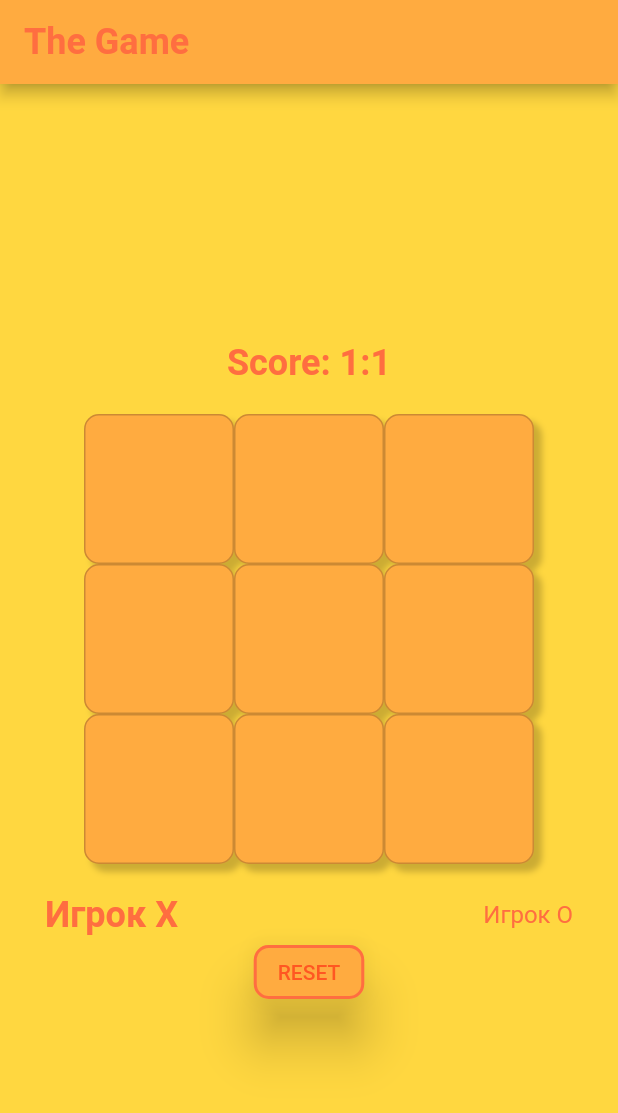
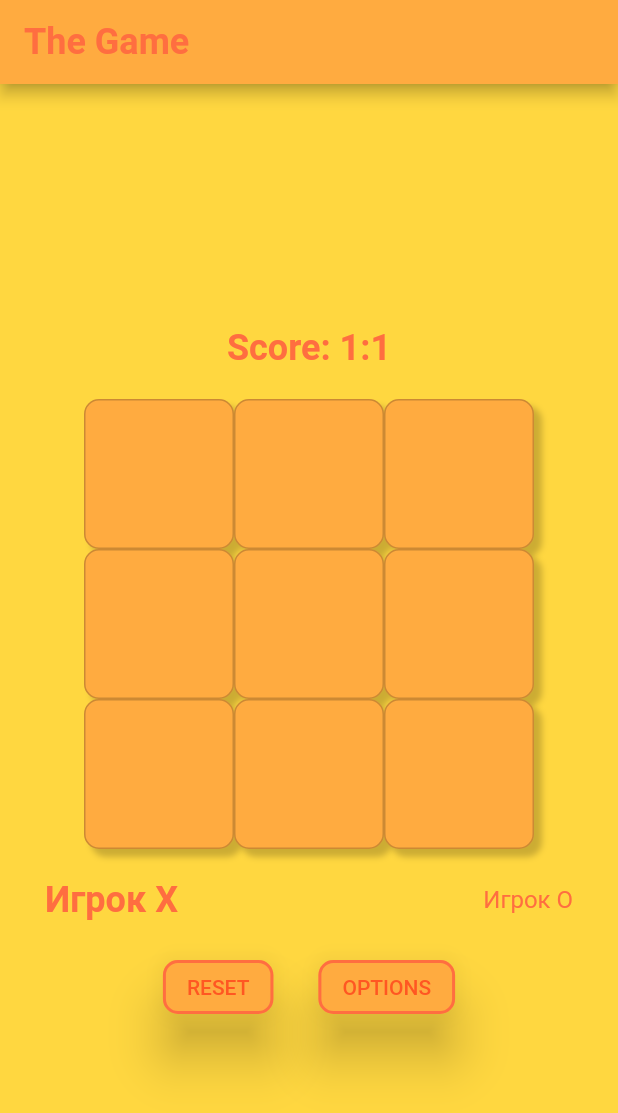
Before and after one commit to Libarus/tik_tak_toe, a Flutter app: the screen it shows after launch, after a tap on "RESET", on a phone screen of 412 x 824 dp. Shown: the top 1113 px of the screen. Run offline on Flutter 3.47's test engine with Material 2 defaults, Android fonts, the phone set to English and light mode, and no system bars.

Commit message:
- добавил стили различных элементов; - немного пофиксил дублирование кода; - оптимизировал файл main, добавил маршрутизацию; - начал создавать экран настроек;
Проблемы:
- не отображается тело экрана настроек (много чего перепробовал, гуглил ,но никак);
- добавил поле title в конструктор класса AppBarStyle, но использовать его не получается (туплю);

```diff
--- a/lib/main.dart
+++ b/lib/main.dart
@@ -1,6 +1,7 @@
 import 'package:flutter/material.dart';
-import 'package:tik_tak_toe/text_styles.dart';
-import 'package:tik_tak_toe/the_game_widget.dart';
+import 'package:tik_tak_toe/styles/text_styles.dart';
+import 'package:tik_tak_toe/widgets/options_widget.dart';
+import 'package:tik_tak_toe/widgets/the_game_widget.dart';
 
 void main() {
   runApp(const MainGame());
@@ -14,21 +15,16 @@ class MainGame extends StatelessWidget {
   @override
   Widget build(BuildContext context) {
     return MaterialApp(
-      debugShowCheckedModeBanner: false, // убирает debug из прав.верх угла
-      home: Scaffold(
-        backgroundColor: Colors.amberAccent,
-        appBar: AppBar(
-          backgroundColor: Colors.orangeAccent,
-          title: const Text(
-            'The Game',
-            style: TextStyles.mainGameTextStyle,
-          ),
-        ),
-        body: const TheGameWidget(), // см.внизу №1
-      ),
-    );
+        debugShowCheckedModeBanner: false, // убирает debug из прав.верх угла
+        routes: {
+          '/': (context) => const TheGameWidget(),
+          '/options_widget': (context) =>
+              const OptionsWidget(),
+        });
   }
 }
+/*Начал избавляться от кода в файле main, хорошая практика его тут минимизировать
+и использовать данный файл только, как точка запуска приложения*/
 
 /*
 №1 Вызываем виджет, который и отвечает за внутреннюю игру. Это также нам
--- a/lib/the_game_widget.dart
+++ b/lib/widgets/the_game_widget.dart
@@ -1,7 +1,7 @@
 import 'package:flutter/material.dart';
-import 'package:tik_tak_toe/text_styles.dart';
+import 'package:tik_tak_toe/styles/text_styles.dart';
 
-import 'button_style.dart';
+import '../styles/button_style.dart';
 import 'field.dart';
 
 // Конвертировал в стейтфул виджет для того, чтобы отслеживать
@@ -52,16 +52,7 @@ class _TheGameWidgetState extends State<TheGameWidget> {
       // генерируем список из GridTile, чтобы можно было бы отслеживать
       // нажатия по ячейке сетки через InkWell
       // при тапе (onTap) вызываем _onTileClicked с индексом ячейки
-      fieldWidgets = List.generate(
-        9,
-        (index) => GridTile(
-          child: InkWell(
-            enableFeedback: true,
-            child: FieldWidget(drawType: field[index]),
-            onTap: () => _onTileClicked(index),
-          ),
-        ),
-      );
+      listGenerate();
       debugPrint('init state');
 
       /* Это тут лишнее
@@ -104,16 +95,7 @@ class _TheGameWidgetState extends State<TheGameWidget> {
       // то используем уже просто player;
 
       // начало
-      fieldWidgets = List.generate(
-        9,
-        (index) => GridTile(
-          child: InkWell(
-            enableFeedback: true,
-            child: FieldWidget(drawType: field[index]),
-            onTap: () => _onTileClicked(index),
-          ),
-        ),
-      );
+      listGenerate();
       // окончание, см.№1
       fieldWidgets[index] = FieldWidget(drawType: field[index]); // (*)
 
@@ -123,6 +105,11 @@ class _TheGameWidgetState extends State<TheGameWidget> {
       // widget.setStepPlayer(); // вызываем ф-ию, которую передали
       // доступ к переданным переменным осуществляется через widget.<...>
     });
+  }
+
+  //метод обработки нажатия на кнопку options
+  void onOptionsTap(){
+    Navigator.of(context).pushReplacementNamed('/options_widget');
   }
 
   // убрал отсюда перенёс наверх, для компоновки кода
@@ -151,10 +138,32 @@ class _TheGameWidgetState extends State<TheGameWidget> {
     debugPrint('init state');
     */
   }
+  //в отдельный метод выделил генерацию поля
+  void listGenerate() {
+    fieldWidgets = List.generate(
+      9,
+          (index) => GridTile(
+        child: InkWell(
+          enableFeedback: true,
+          child: FieldWidget(drawType: field[index]),
+          onTap: () => _onTileClicked(index),
+        ),
+      ),
+    );
+  }
 
   @override
   Widget build(BuildContext context) {
-    return Column(
+    return Scaffold(
+      backgroundColor: Colors.amberAccent,
+      appBar: AppBar(
+        backgroundColor: Colors.orangeAccent,
+        title: const Text(
+          'The Game',
+          style: TextStyles.mainGameTextStyle,
+        ),
+      ),
+      body: Column(
         mainAxisAlignment: MainAxisAlignment.center,
         children: [
           const SizedBox(height: 20),
@@ -191,12 +200,25 @@ class _TheGameWidgetState extends State<TheGameWidget> {
               ],
             ),
           ),
+          const SizedBox(height: 20),
+          Row(
+            mainAxisAlignment: MainAxisAlignment.center,
+            children: [
               ElevatedButton(
                 style: ButtonStyles.mainButtonStyle,
                 child: const Text('RESET'),
                 onPressed: reset,
               ),
+              const SizedBox(width: 30,),
+              ElevatedButton(
+                style: ButtonStyles.mainButtonStyle,
+                child: const Text('OPTIONS'),
+                onPressed: onOptionsTap,
+              ),
             ],
+          ),
+        ],
+      ),
     );
   }
 }
```
Also changed, not shown: lib/styles/appbar_style.dart (added, +16 -0 lines), lib/styles/text_field_style.dart (added, +10 -0 lines), lib/widgets/options_widget.dart (added, +52 -0 lines), lib/styles/button_style.dart (renamed from lib/button_style.dart), lib/styles/text_styles.dart (renamed from lib/text_styles.dart), lib/widgets/field.dart (renamed from lib/field.dart). Lines whose indentation alone changed are shown as unchanged.
